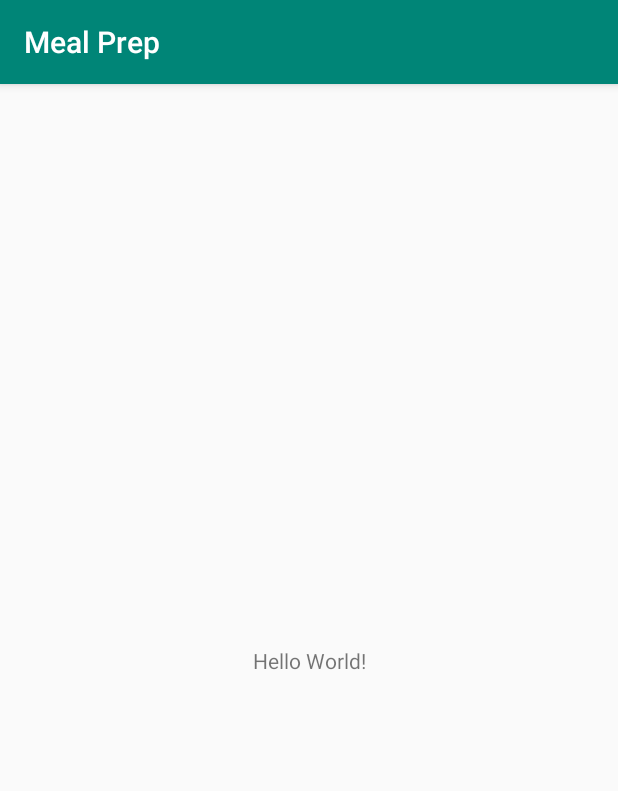
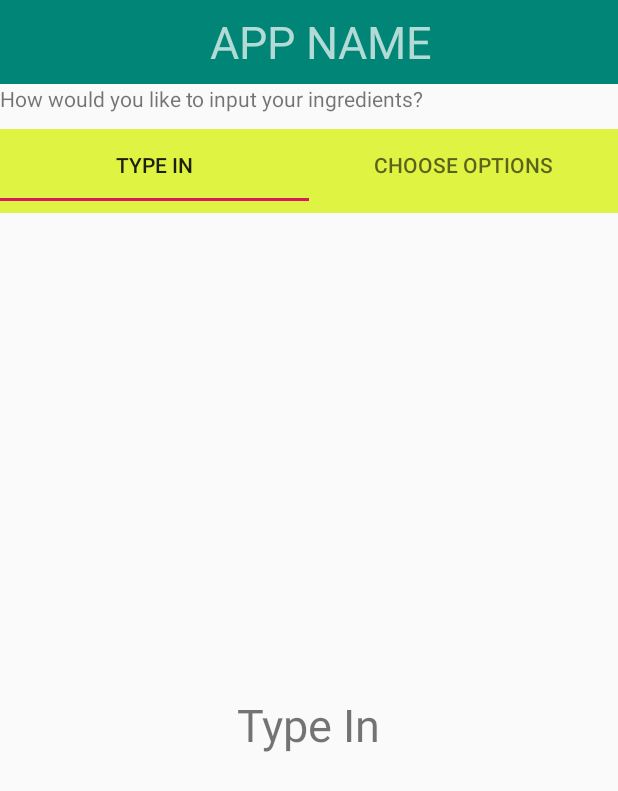
Before and after one commit to LolaAbudu/Lolitas_Kitchen, an Android app: the screen it shows after launch (MainActivity), on a phone screen of 412 x 824 dp. Shown: the top 791 px of the screen. Run offline under Robolectric (Android 15) with nearby library versions, the phone set to English and light mode, and no system bars.

Commit message:
created app name Toolbar, TabLayout and ViewPager

```diff
--- a/app/build.gradle
+++ b/app/build.gradle
@@ -22,6 +22,8 @@ dependencies {
     implementation fileTree(dir: 'libs', include: ['*.jar'])
     implementation 'com.android.support:appcompat-v7:28.0.0'
     implementation 'com.android.support.constraint:constraint-layout:1.1.3'
+    implementation 'com.android.support:support-v4:28.0.0'
+    implementation 'com.android.support:design:28.0.0'
     testImplementation 'junit:junit:4.12'
     androidTestImplementation 'com.android.support.test:runner:1.0.2'
     androidTestImplementation 'com.android.support.test.espresso:espresso-core:3.0.2'
--- a/app/src/main/java/org/pursuit/mealprep/MainActivity.java
+++ b/app/src/main/java/org/pursuit/mealprep/MainActivity.java
@@ -1,13 +1,60 @@
 package org.pursuit.mealprep;
 
+import android.net.Uri;
+import android.support.design.widget.TabLayout;
+import android.support.v4.app.FragmentManager;
+import android.support.v4.app.FragmentTransaction;
+import android.support.v4.view.ViewPager;
 import android.support.v7.app.AppCompatActivity;
 import android.os.Bundle;
 
-public class MainActivity extends AppCompatActivity {
+import org.pursuit.mealprep.fragments.ChooseOptionFragment;
+import org.pursuit.mealprep.fragments.MainMealFragment;
+import org.pursuit.mealprep.fragments.TypeInFragment;
+import org.pursuit.mealprep.network.ViewPagerAdapter;
+
+public class MainActivity extends AppCompatActivity implements TypeInFragment.OnFragmentInteractionListener, ChooseOptionFragment.OnFragmentInteractionListener {
 
     @Override
     protected void onCreate(Bundle savedInstanceState) {
         super.onCreate(savedInstanceState);
         setContentView(R.layout.activity_main);
+
+//        MainMealFragment mainMealFragment = MainMealFragment.newInstance();
+//        FragmentManager fragmentManager = getSupportFragmentManager();
+//        FragmentTransaction fragmentTransaction = fragmentManager.beginTransaction();
+//        fragmentTransaction.replace(R.id.container, mainMealFragment).commit();
+
+        TabLayout tabLayout = findViewById(R.id.tab_layout);
+        tabLayout.addTab(tabLayout.newTab().setText("Type In"));
+        tabLayout.addTab(tabLayout.newTab().setText("Choose Options"));
+        tabLayout.setTabGravity(TabLayout.GRAVITY_FILL);
+
+        final ViewPager viewPager = findViewById(R.id.view_pager);
+        final ViewPagerAdapter adapter = new ViewPagerAdapter(getSupportFragmentManager(), tabLayout.getTabCount());
+        viewPager.setAdapter(adapter);
+        viewPager.setOnPageChangeListener(new TabLayout.TabLayoutOnPageChangeListener(tabLayout));
+
+        tabLayout.setOnTabSelectedListener(new TabLayout.OnTabSelectedListener() {
+            @Override
+            public void onTabSelected(TabLayout.Tab tab) {
+                viewPager.setCurrentItem(tab.getPosition());
+            }
+
+            @Override
+            public void onTabUnselected(TabLayout.Tab tab) {
+
+            }
+
+            @Override
+            public void onTabReselected(TabLayout.Tab tab) {
+
+            }
+        });
+    }
+
+    @Override
+    public void onFragmentInteraction(Uri uri) {
+
     }
 }
--- /dev/null
+++ b/app/src/main/java/org/pursuit/mealprep/fragments/ChooseOptionFragment.java
@@ -0,0 +1,109 @@
+package org.pursuit.mealprep.fragments;
+
+import android.content.Context;
+import android.net.Uri;
+import android.os.Bundle;
+import android.support.v4.app.Fragment;
+import android.view.LayoutInflater;
+import android.view.View;
+import android.view.ViewGroup;
+
+import org.pursuit.mealprep.R;
+
+/**
+ * A simple {@link Fragment} subclass.
+ * Activities that contain this fragment must implement the
+ * {@link ChooseOptionFragment.OnFragmentInteractionListener} interface
+ * to handle interaction events.
+ * Use the {@link ChooseOptionFragment#newInstance} factory method to
+ * create an instance of this fragment.
+ */
+public class ChooseOptionFragment extends Fragment {
+    // TODO: Rename parameter arguments, choose names that match
+    // the fragment initialization parameters, e.g. ARG_ITEM_NUMBER
+    private static final String ARG_PARAM1 = "param1";
+    private static final String ARG_PARAM2 = "param2";
+
+    // TODO: Rename and change types of parameters
+    private String mParam1;
+    private String mParam2;
+
+    private OnFragmentInteractionListener mListener;
+
+    public ChooseOptionFragment() {
+        // Required empty public constructor
+    }
+
+    /**
+     * Use this factory method to create a new instance of
+     * this fragment using the provided parameters.
+//     *
+//     * @param param1 Parameter 1.
+//     * @param param2 Parameter 2.
+     * @return A new instance of fragment ChooseOptionFragment.
+     */
+    // TODO: Rename and change types and number of parameters
+    public static ChooseOptionFragment newInstance() {
+        ChooseOptionFragment fragment = new ChooseOptionFragment();
+        Bundle args = new Bundle();
+//        args.putString(ARG_PARAM1, param1);
+//        args.putString(ARG_PARAM2, param2);
+        fragment.setArguments(args);
+        return fragment;
+    }
+
+    @Override
+    public void onCreate(Bundle savedInstanceState) {
+        super.onCreate(savedInstanceState);
+        if (getArguments() != null) {
+            mParam1 = getArguments().getString(ARG_PARAM1);
+            mParam2 = getArguments().getString(ARG_PARAM2);
+        }
+    }
+
+    @Override
+    public View onCreateView(LayoutInflater inflater, ViewGroup container,
+                             Bundle savedInstanceState) {
+        // Inflate the layout for this fragment
+        return inflater.inflate(R.layout.fragment_choose_option, container, false);
+    }
+
+    // TODO: Rename method, update argument and hook method into UI event
+    public void onButtonPressed(Uri uri) {
+        if (mListener != null) {
+            mListener.onFragmentInteraction(uri);
+        }
+    }
+
+    @Override
+    public void onAttach(Context context) {
+        super.onAttach(context);
+        if (context instanceof OnFragmentInteractionListener) {
+            mListener = (OnFragmentInteractionListener) context;
+        } else {
+            throw new RuntimeException(context.toString()
+                    + " must implement OnFragmentInteractionListener");
+        }
+    }
+
+    @Override
+    public void onDetach() {
+        super.onDetach();
+        mListener = null;
+    }
+
+    /**
+     * This interface must be implemented by activities that contain this
+     * fragment to allow an interaction in this fragment to be communicated
+     * to the activity and potentially other fragments contained in that
+     * activity.
+     * <p>
+     * See the Android Training lesson <a href=
+     * "http://developer.android.com/training/basics/fragments/communicating.html"
+     * >Communicating with Other Fragments</a> for more information.
+     */
+    public interface OnFragmentInteractionListener {
+        // TODO: Update argument type and name
+        void onFragmentInteraction(Uri uri);
+    }
+}
--- /dev/null
+++ b/app/src/main/java/org/pursuit/mealprep/fragments/TypeInFragment.java
@@ -0,0 +1,109 @@
+package org.pursuit.mealprep.fragments;
+
+import android.content.Context;
+import android.net.Uri;
+import android.os.Bundle;
+import android.support.v4.app.Fragment;
+import android.view.LayoutInflater;
+import android.view.View;
+import android.view.ViewGroup;
+
+import org.pursuit.mealprep.R;
+
+/**
+ * A simple {@link Fragment} subclass.
+ * Activities that contain this fragment must implement the
+ * {@link TypeInFragment.OnFragmentInteractionListener} interface
+ * to handle interaction events.
+ * Use the {@link TypeInFragment#newInstance} factory method to
+ * create an instance of this fragment.
+ */
+public class TypeInFragment extends Fragment {
+    // TODO: Rename parameter arguments, choose names that match
+    // the fragment initialization parameters, e.g. ARG_ITEM_NUMBER
+    private static final String ARG_PARAM1 = "param1";
+    private static final String ARG_PARAM2 = "param2";
+
+    // TODO: Rename and change types of parameters
+    private String mParam1;
+    private String mParam2;
+
+    private OnFragmentInteractionListener mListener;
+
+    public TypeInFragment() {
+        // Required empty public constructor
+    }
+
+    /**
+     * Use this factory method to create a new instance of
+     * this fragment using the provided parameters.
+     *
+//     * @param param1 Parameter 1.
+//     * @param param2 Parameter 2.
+     * @return A new instance of fragment TypeInFragment.
+     */
+    // TODO: Rename and change types and number of parameters
+    public static TypeInFragment newInstance() {
+        TypeInFragment fragment = new TypeInFragment();
+        Bundle args = new Bundle();
+//        args.putString(ARG_PARAM1, param1);
+//        args.putString(ARG_PARAM2, param2);
+        fragment.setArguments(args);
+        return fragment;
+    }
+
+    @Override
+    public void onCreate(Bundle savedInstanceState) {
+        super.onCreate(savedInstanceState);
+        if (getArguments() != null) {
+            mParam1 = getArguments().getString(ARG_PARAM1);
+            mParam2 = getArguments().getString(ARG_PARAM2);
+        }
+    }
+
+    @Override
+    public View onCreateView(LayoutInflater inflater, ViewGroup container,
+                             Bundle savedInstanceState) {
+        // Inflate the layout for this fragment
+        return inflater.inflate(R.layout.fragment_type_in, container, false);
+    }
+
+    // TODO: Rename method, update argument and hook method into UI event
+    public void onButtonPressed(Uri uri) {
+        if (mListener != null) {
+            mListener.onFragmentInteraction(uri);
+        }
+    }
+
+    @Override
+    public void onAttach(Context context) {
+        super.onAttach(context);
+        if (context instanceof OnFragmentInteractionListener) {
+            mListener = (OnFragmentInteractionListener) context;
+        } else {
+            throw new RuntimeException(context.toString()
+                    + " must implement OnFragmentInteractionListener");
+        }
+    }
+
+    @Override
+    public void onDetach() {
+        super.onDetach();
+        mListener = null;
+    }
+
+    /**
+     * This interface must be implemented by activities that contain this
+     * fragment to allow an interaction in this fragment to be communicated
+     * to the activity and potentially other fragments contained in that
+     * activity.
+     * <p>
+     * See the Android Training lesson <a href=
+     * "http://developer.android.com/training/basics/fragments/communicating.html"
+     * >Communicating with Other Fragments</a> for more information.
+     */
+    public interface OnFragmentInteractionListener {
+        // TODO: Update argument type and name
+        void onFragmentInteraction(Uri uri);
+    }
+}
--- /dev/null
+++ b/app/src/main/java/org/pursuit/mealprep/network/ViewPagerAdapter.java
@@ -0,0 +1,36 @@
+package org.pursuit.mealprep.network;
+
+import android.support.v4.app.Fragment;
+import android.support.v4.app.FragmentManager;
+import android.support.v4.app.FragmentPagerAdapter;
+
+import org.pursuit.mealprep.fragments.ChooseOptionFragment;
+import org.pursuit.mealprep.fragments.TypeInFragment;
+
+public class ViewPagerAdapter extends FragmentPagerAdapter {
+    int numberOfTabs;
+
+    public ViewPagerAdapter(FragmentManager fm, int numberOfTabs) {
+        super(fm);
+        this.numberOfTabs = numberOfTabs;
+    }
+
+    @Override
+    public Fragment getItem(int position) {
+        switch (position) {
+            case 0:
+                TypeInFragment typeInFragment = TypeInFragment.newInstance();
+                return typeInFragment;
+            case 1:
+                ChooseOptionFragment chooseOptionFragment = ChooseOptionFragment.newInstance();
+                return chooseOptionFragment;
+            default:
+                return null;
+        }
+    }
+
+    @Override
+    public int getCount() {
+        return numberOfTabs;
+    }
+}
--- a/app/src/main/res/layout/activity_main.xml
+++ b/app/src/main/res/layout/activity_main.xml
@@ -1,18 +1,58 @@
 <?xml version="1.0" encoding="utf-8"?>
-<android.support.constraint.ConstraintLayout xmlns:android="http://schemas.android.com/apk/res/android"
+<LinearLayout xmlns:android="http://schemas.android.com/apk/res/android"
     xmlns:app="http://schemas.android.com/apk/res-auto"
     xmlns:tools="http://schemas.android.com/tools"
     android:layout_width="match_parent"
     android:layout_height="match_parent"
+    android:orientation="vertical"
     tools:context=".MainActivity">
 
+    <android.support.v7.widget.Toolbar
+    android:id="@+id/toolbar"
+    android:layout_width="match_parent"
+    android:layout_height="wrap_content"
+    android:background="@color/colorPrimary"
+    android:minHeight="?attr/actionBarSize"
+    android:theme="@style/ThemeOverlay.AppCompat.Dark.ActionBar"
+    app:layout_constraintBottom_toBottomOf="parent"
+    app:layout_constraintLeft_toLeftOf="parent"
+    app:layout_constraintRight_toRightOf="parent"
+    app:layout_constraintTop_toBottomOf="@id/user_question_text_view">
+        <TextView
+            android:id="@+id/app_name_text_view"
+            android:layout_width="match_parent"
+            android:layout_height="match_parent"
+            android:text="APP NAME"
+            android:textSize="30sp"
+            android:gravity="center"/>
+
+    </android.support.v7.widget.Toolbar>
+
     <TextView
-        android:layout_width="wrap_content"
+        android:id="@+id/user_question_text_view"
+        android:layout_width="match_parent"
+        android:layout_height="30dp"
+        android:text="How would you like to input your ingredients?" />
+
+
+    <android.support.design.widget.TabLayout
+        android:id="@+id/tab_layout"
+        android:layout_width="match_parent"
         android:layout_height="wrap_content"
-        android:text="Hello World!"
-        app:layout_constraintBottom_toBottomOf="parent"
-        app:layout_constraintLeft_toLeftOf="parent"
-        app:layout_constraintRight_toRightOf="parent"
-        app:layout_constraintTop_toTopOf="parent" />
+        android:background="#dff442"
+        android:minHeight="?attr/actionBarSize" />
 
-</android.support.constraint.ConstraintLayout>
+    <android.support.v4.view.ViewPager
+        android:id="@+id/view_pager"
+        android:layout_width="match_parent"
+        android:layout_height="wrap_content">
+
+    </android.support.v4.view.ViewPager>
+
+</LinearLayout>
+
+    <!--app:layout_constraintTop_toTopOf="parent"--><!--app:layout_constraintBottom_toTopOf="@id/user_question_text_view"--><!--app:layout_constraintStart_toStartOf="parent"--><!--app:layout_constraintEnd_toEndOf="parent"-->
+
+    <!--app:layout_constraintBottom_toBottomOf="@id/app_name_text_view"--><!--app:layout_constraintBottom_toTopOf="@id/tab_layout"--><!--app:layout_constraintStart_toStartOf="parent"--><!--app:layout_constraintEnd_toEndOf="parent"-->
+
+    <!--app:layout_constraintBottom_toBottomOf="parent"--><!--app:layout_constraintLeft_toLeftOf="parent"--><!--app:layout_constraintRight_toRightOf="parent"--><!--app:layout_constraintTop_toBottomOf="@id/user_question_text_view"-->
--- /dev/null
+++ b/app/src/main/res/layout/fragment_type_in.xml
@@ -0,0 +1,16 @@
+<?xml version="1.0" encoding="utf-8"?>
+<RelativeLayout xmlns:android="http://schemas.android.com/apk/res/android"
+    xmlns:tools="http://schemas.android.com/tools"
+    android:layout_width="match_parent"
+    android:layout_height="match_parent"
+    tools:context=".fragments.TypeInFragment">
+
+    <!-- TODO: Update blank fragment layout -->
+    <TextView
+        android:layout_width="wrap_content"
+        android:layout_height="wrap_content"
+        android:text="Type In"
+        android:textSize="30sp"
+        android:layout_centerInParent="true"/>
+
+</RelativeLayout>
--- a/app/src/main/res/values/strings.xml
+++ b/app/src/main/res/values/strings.xml
@@ -1,3 +1,6 @@
 <resources>
     <string name="app_name">Meal Prep</string>
+
+    <!-- TODO: Remove or change this placeholder text -->
+    <string name="hello_blank_fragment">Hello blank fragment</string>
 </resources>
--- a/app/src/main/res/values/styles.xml
+++ b/app/src/main/res/values/styles.xml
@@ -1,7 +1,7 @@
 <resources>
 
     <!-- Base application theme. -->
-    <style name="AppTheme" parent="Theme.AppCompat.Light.DarkActionBar">
+    <style name="AppTheme" parent="Theme.AppCompat.Light.NoActionBar">
         <!-- Customize your theme here. -->
         <item name="colorPrimary">@color/colorPrimary</item>
         <item name="colorPrimaryDark">@color/colorPrimaryDark</item>
```
Also changed, not shown: app/src/main/java/org/pursuit/mealprep/fragments/MainMealFragment.java (added, +109 -0 lines), app/src/main/res/layout/fragment_choose_option.xml (added, +16 -0 lines), app/src/main/res/layout/fragment_main.xml (added, +18 -0 lines).
